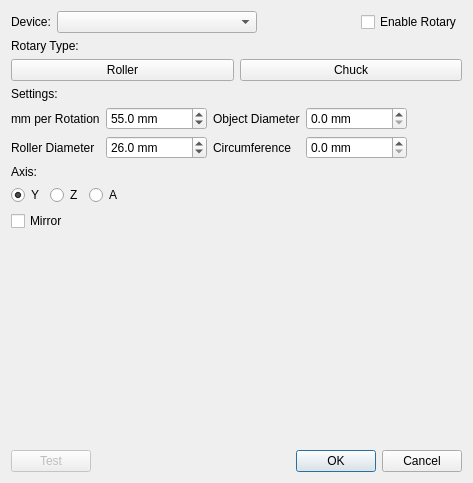
This is src/windows/rotary_setup.ui in flux3dp/swiftray as Qt 5 draws it before an edit. The edited form follows.
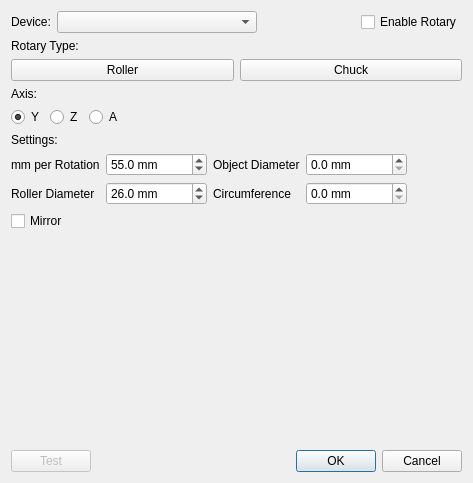
This is the edited form. Icons and pictures are not drawn.

Commit message: Update rotary axis setting UI position

The edit to the form file:
```diff
--- a/src/windows/rotary_setup.ui
+++ b/src/windows/rotary_setup.ui
@@ -101,6 +101,60 @@
      </item>
     </layout>
    </item>
+   <item>
+    <widget class="QLabel" name="label_3">
+     <property name="maximumSize">
+      <size>
+       <width>100</width>
+       <height>16777215</height>
+      </size>
+     </property>
+     <property name="text">
+      <string>Axis:</string>
+     </property>
+    </widget>
+   </item>
+   <item>
+    <layout class="QHBoxLayout" name="horizontalLayout_3">
+     <item>
+      <widget class="QRadioButton" name="YRadioButton">
+       <property name="text">
+        <string>Y</string>
+       </property>
+       <property name="checked">
+        <bool>true</bool>
+       </property>
+      </widget>
+     </item>
+     <item>
+      <widget class="QRadioButton" name="ZRadioButton">
+       <property name="text">
+        <string>Z</string>
+       </property>
+      </widget>
+     </item>
+     <item>
+      <widget class="QRadioButton" name="ARadioButton">
+       <property name="text">
+        <string>A</string>
+       </property>
+      </widget>
+     </item>
+     <item>
+      <spacer name="horizontalSpacer">
+       <property name="orientation">
+        <enum>Qt::Horizontal</enum>
+       </property>
+       <property name="sizeHint" stdset="0">
+        <size>
+         <width>40</width>
+         <height>20</height>
+        </size>
+       </property>
+      </spacer>
+     </item>
+    </layout>
+   </item>
    <item>
     <widget class="QLabel" name="label_4">
      <property name="text">
@@ -226,60 +280,6 @@
      </item>
     </layout>
    </item>
-   <item>
-    <widget class="QLabel" name="label_3">
-     <property name="maximumSize">
-      <size>
-       <width>100</width>
-       <height>16777215</height>
-      </size>
-     </property>
-     <property name="text">
-      <string>Axis:</string>
-     </property>
-    </widget>
-   </item>
-   <item>
-    <layout class="QHBoxLayout" name="horizontalLayout_3">
-     <item>
-      <widget class="QRadioButton" name="YRadioButton">
-       <property name="text">
-        <string>Y</string>
-       </property>
-       <property name="checked">
-        <bool>true</bool>
-       </property>
-      </widget>
-     </item>
-     <item>
-      <widget class="QRadioButton" name="ZRadioButton">
-       <property name="text">
-        <string>Z</string>
-       </property>
-      </widget>
-     </item>
-     <item>
-      <widget class="QRadioButton" name="ARadioButton">
-       <property name="text">
-        <string>A</string>
-       </property>
-      </widget>
-     </item>
-     <item>
-      <spacer name="horizontalSpacer">
-       <property name="orientation">
-        <enum>Qt::Horizontal</enum>
-       </property>
-       <property name="sizeHint" stdset="0">
-        <size>
-         <width>40</width>
-         <height>20</height>
-        </size>
-       </property>
-      </spacer>
-     </item>
-    </layout>
-   </item>
    <item>
     <layout class="QHBoxLayout" name="horizontalLayout_5">
      <item>
```
